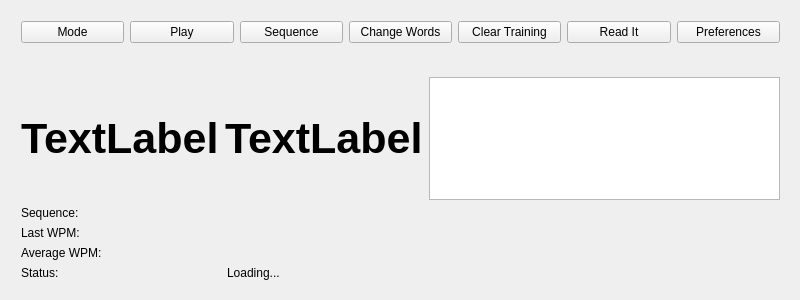
hardaker/CuteCW, file MainWindow.ui: the form before one commit.
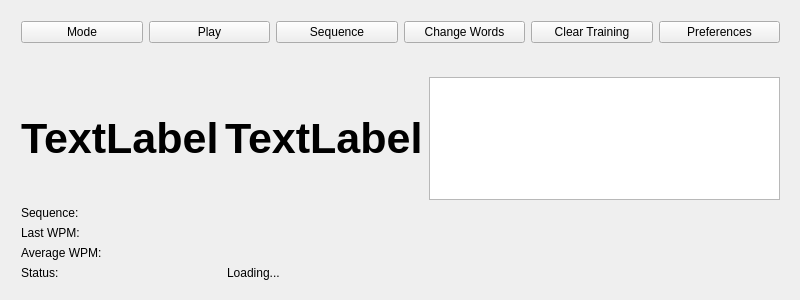
The form after the commit.

Commit message: Remove all traces of the read it button.

```diff
--- a/MainWindow.ui
+++ b/MainWindow.ui
@@ -67,13 +67,6 @@
          </property>
         </widget>
        </item>
-       <item>
-        <widget class="QPushButton" name="readButton">
-         <property name="text">
-          <string>Read It</string>
-         </property>
-        </widget>
-       </item>
        <item>
         <widget class="QPushButton" name="prefs">
          <property name="text">
```
The commit also changes 6 other files.
